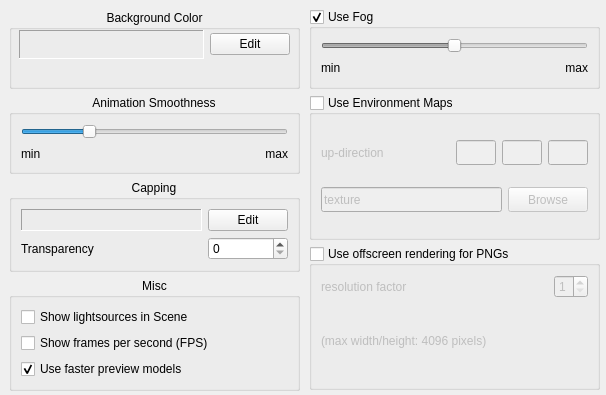
First picture: the form in source/VIEW/DIALOGS/stageSettings.ui, repository BALL-Project/ball, before the edit.
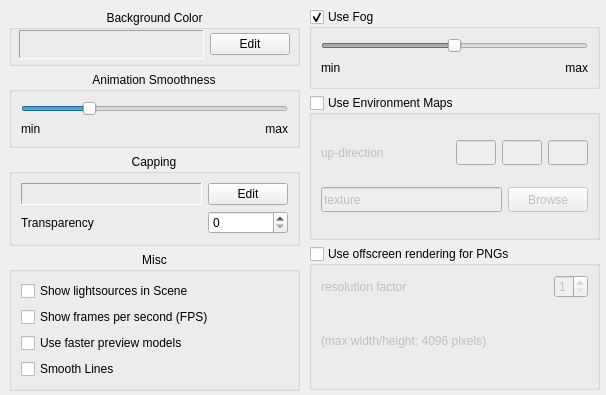
Second picture: the form after the edit.

Commit message: Re-added smooth lines checkbox to stageSettings that got lost in a merge.

What changed in the file:
```diff
--- a/source/VIEW/DIALOGS/stageSettings.ui
+++ b/source/VIEW/DIALOGS/stageSettings.ui
@@ -25,7 +25,15 @@
     <number>0</number>
    </property>
    <widget class="QWidget" name="Main" >
-    <widget class="QWidget" name="" >
+    <property name="geometry" >
+     <rect>
+      <x>0</x>
+      <y>0</y>
+      <width>611</width>
+      <height>401</height>
+     </rect>
+    </property>
+    <widget class="QWidget" name="layoutWidget" >
      <property name="geometry" >
       <rect>
        <x>310</x>
@@ -396,7 +404,7 @@
       </item>
      </layout>
     </widget>
-    <widget class="QWidget" name="" >
+    <widget class="QWidget" name="layoutWidget" >
      <property name="geometry" >
       <rect>
        <x>10</x>
@@ -423,7 +431,7 @@
         <property name="alignment" >
          <set>Qt::AlignHCenter</set>
         </property>
-        <widget class="QWidget" name="" >
+        <widget class="QWidget" name="layoutWidget" >
          <property name="geometry" >
           <rect>
            <x>10</x>
@@ -585,9 +593,7 @@
          <item row="0" column="0" >
           <widget class="QLabel" name="capping_color" >
            <property name="sizePolicy" >
-            <sizepolicy>
-             <hsizetype>7</hsizetype>
-             <vsizetype>5</vsizetype>
+            <sizepolicy vsizetype="Preferred" hsizetype="Expanding" >
              <horstretch>0</horstretch>
              <verstretch>0</verstretch>
             </sizepolicy>
@@ -642,7 +648,7 @@
             <string>Use faster preview models</string>
            </property>
            <property name="checked" >
-            <bool>true</bool>
+            <bool>false</bool>
            </property>
           </widget>
          </item>
@@ -666,6 +672,16 @@
            </property>
           </widget>
          </item>
+         <item row="3" column="0" >
+          <widget class="QCheckBox" name="smooth_lines_" >
+           <property name="toolTip" >
+            <string>Should simple lines be smoothed by OpenGL? Enabling this options can lead to cluttered wireframe and line representations.</string>
+           </property>
+           <property name="text" >
+            <string>Smooth Lines</string>
+           </property>
+          </widget>
+         </item>
         </layout>
        </widget>
       </item>
```
Left out of the diff: 218 changed lines with no effect on the pictures.
